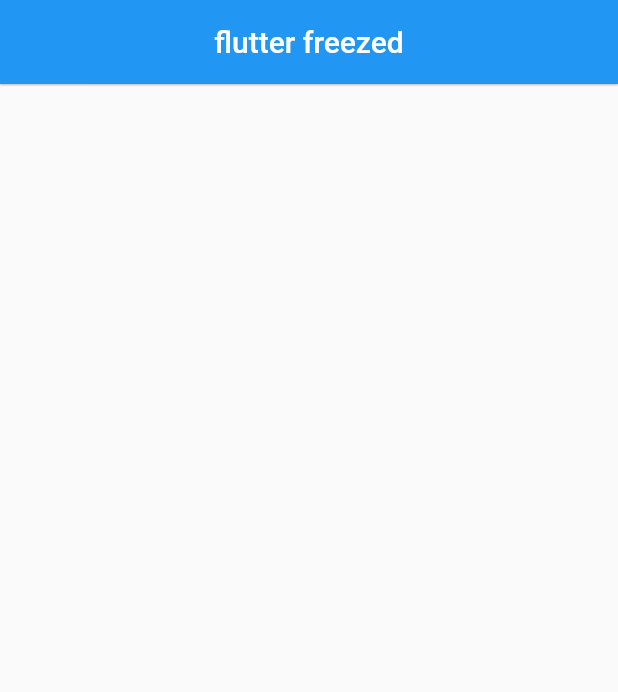
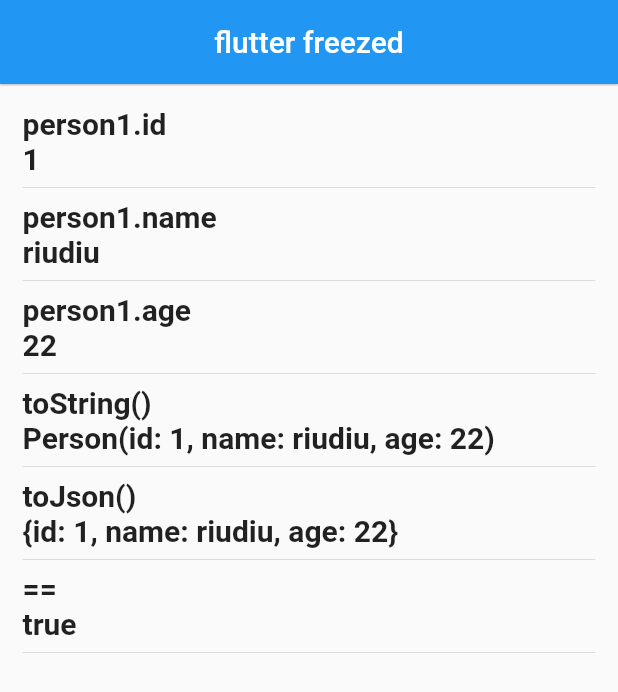
Before and after one commit to Danny-Yun/flutter-freezed, a Flutter app: the screen it shows after launch, on a phone screen of 412 x 824 dp. Shown: the top 692 px of the screen. Run offline on Flutter 3.47's test engine with Material 2 defaults, Android fonts, the phone set to English and light mode, and no system bars; our stand-ins replace freezed_annotation.

Commit message:
코드 제너레이션 확인

```diff
--- a/lib/main.dart
+++ b/lib/main.dart
@@ -55,16 +55,25 @@ class _MyHomeState extends State<MyHome> {
   @override
   Widget build(BuildContext context) {
     final person1 = Person(id: 1, name: 'riudiu', age: 22);
+    final person2 = Person(id: 1, name: 'riudiu', age: 22);
     return Scaffold(
       appBar: AppBar(
         title: Text('flutter freezed'),
         centerTitle: true,
         elevation: 0.5,
       ),
-      body: Center(
+      body: Padding(
+        padding: const EdgeInsets.all(15),
         child: Column(
-            // children: [renderText('person1.id', person1.id.toString())],
-            ),
+          children: [
+            renderText('person1.id', person1.id.toString()),
+            renderText('person1.name', person1.name.toString()),
+            renderText('person1.age', person1.age.toString()),
+            renderText('toString()', person1.toString()),
+            renderText('toJson()', person1.toJson().toString()),
+            renderText('==', (person1 == person2).toString()),
+          ],
+        ),
       ),
     );
   }
```
